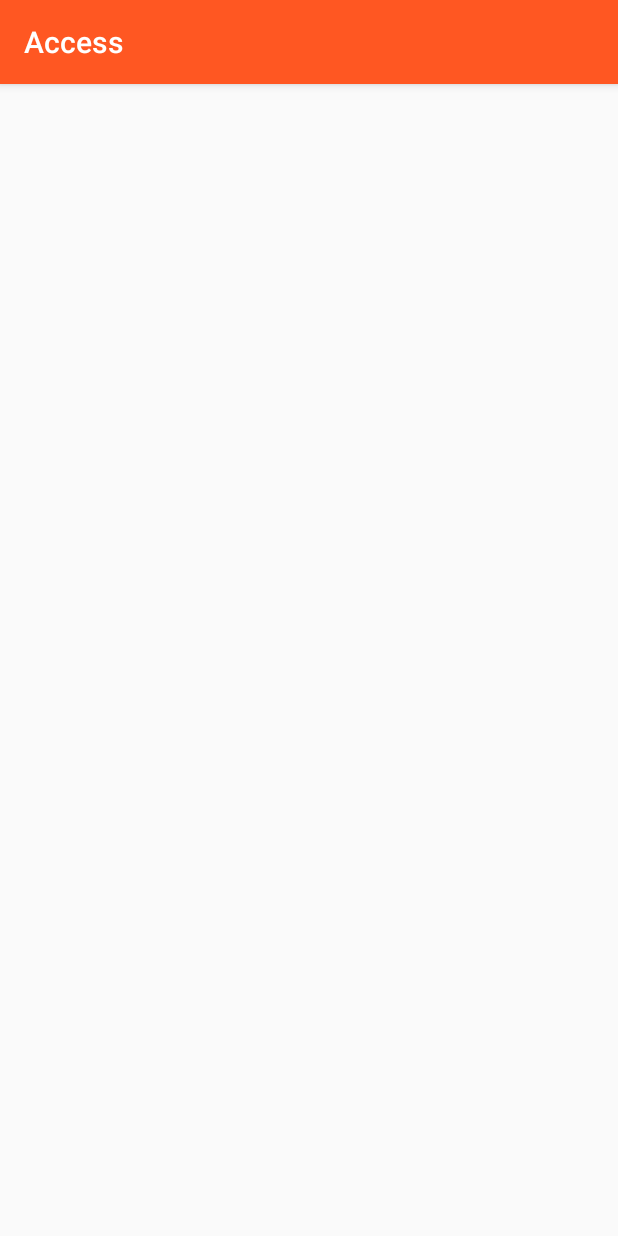
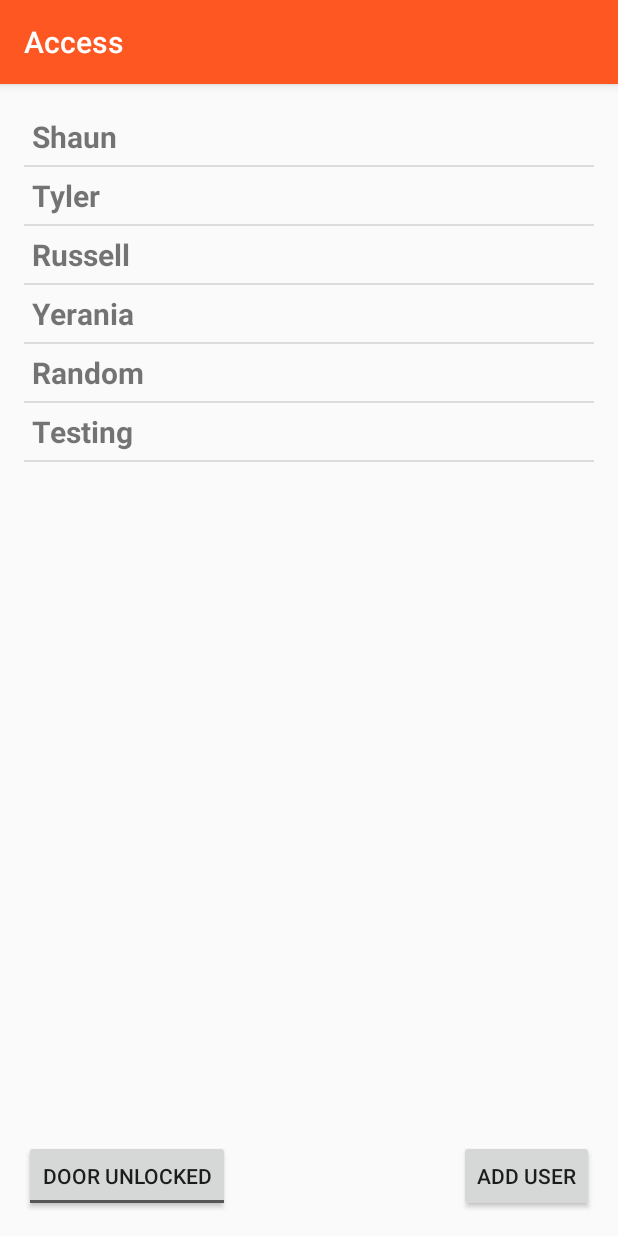
Before and after one commit to hyerania/Vizion, an Android app: the UsersAccess screen opened directly, with no data from a screen before it, on a phone screen of 412 x 824 dp. Run offline under Robolectric (Android 15) with nearby library versions, the phone set to English and light mode, and no system bars.

Commit message:
Implemented Users Access page

```diff
--- a/src/app/VizionApp/app/src/main/AndroidManifest.xml
+++ b/src/app/VizionApp/app/src/main/AndroidManifest.xml
@@ -27,7 +27,7 @@
         <activity
             android:name=".MainActivity"
             android:label="VizionApp"
-            android:theme="@style/AppTheme"></activity>
+            android:theme="@style/AppTheme" />
         <activity
             android:name=".Dashboard"
             android:label="@string/dash_board" />
@@ -36,7 +36,8 @@
             android:label="@string/add_Doors" />
         <activity
             android:name=".UsersAccess"
-            android:label="@string/users_access"></activity>
+            android:label="@string/users_access" />
+        <activity android:name=".AddUserAccess"></activity>
     </application>
 
 </manifest>
--- a/src/app/VizionApp/app/src/main/java/csce462/vizionapp/UsersAccess.java
+++ b/src/app/VizionApp/app/src/main/java/csce462/vizionapp/UsersAccess.java
@@ -1,13 +1,86 @@
 package csce462.vizionapp;
 
+import android.content.Intent;
 import android.support.v7.app.AppCompatActivity;
 import android.os.Bundle;
+import android.util.Log;
+import android.view.View;
+import android.view.ViewGroup;
+import android.widget.BaseAdapter;
+import android.widget.Button;
+import android.widget.ListView;
+import android.widget.TextView;
+import android.widget.ToggleButton;
 
 public class UsersAccess extends AppCompatActivity {
+    private Button btnAddUser;
+    ListView mListAccessView;
+    // @TODO: Need to select from database and pull data from there
+    String[] users = {"Shaun", "Tyler", "Russell", "Yerania", "Random", "Testing"};
+
 
     @Override
     protected void onCreate(Bundle savedInstanceState) {
         super.onCreate(savedInstanceState);
         setContentView(R.layout.activity_users_access);
+
+        //@TODO Must fix when moving to this Intent, transfer over information and use it to display appropriate
+        //@TODO information about the specific door and the actual person that will be accessing
+        mListAccessView = (ListView) findViewById(R.id.access_ListView);
+        UsersAccess.MyCustomAdapter customAdaptor = new UsersAccess.MyCustomAdapter();
+        mListAccessView.setAdapter(customAdaptor);
+
+
+
+        btnAddUser = (Button) findViewById(R.id.btnAddUser);
+        btnAddUser.setOnClickListener(new View.OnClickListener() {
+            public void onClick(View v) {
+                Intent addIntent = new Intent(UsersAccess.this, AddUserAccess.class);
+                startActivity(addIntent);
+            }
+        });
+    }
+
+    public void changeDoorStatus(View view) {
+        boolean isDoorStatusOn = ((ToggleButton)view).isChecked();
+        if(isDoorStatusOn){
+            //Set text to "LOCKED" (off to on)
+            //@TODO Must send signal to turn off
+            Log.i("UserAccess Toggle", "Door locked!");
+        }
+        else{
+            //Set text to "UNLOCKED" (on to off)
+            //@TODO Must send signal to turn status on
+            Log.i("UserAccess Toggle", "Door unlocked!");
+        }
+    }
+
+    private class MyCustomAdapter extends BaseAdapter {
+
+        //Responsible for how many rows in my list
+        @Override
+        public int getCount() {
+            return users.length;
+        }
+
+        @Override
+        public Object getItem(int i) {
+            return i;
+        }
+
+        @Override
+        public long getItemId(int i) {
+            return 0;
+        }
+
+        @Override
+        public View getView(int position, View convertView, ViewGroup viewGroup) {
+            View view = getLayoutInflater().inflate(R.layout.custom_layout_users,null);
+
+            TextView mTextView = (TextView) view.findViewById(R.id.user_name);
+            mTextView.setText(users[position]);
+
+            return view;
+        }
     }
 }
--- a/src/app/VizionApp/app/src/main/res/layout/activity_users_access.xml
+++ b/src/app/VizionApp/app/src/main/res/layout/activity_users_access.xml
@@ -11,4 +11,28 @@
     android:paddingTop="@dimen/activity_vertical_margin"
     tools:context="csce462.vizionapp.UsersAccess">
 
+    <ListView
+        android:id="@+id/access_ListView"
+        android:layout_width="match_parent"
+        android:layout_height="wrap_content"
+        android:layout_above="@+id/toggleBtnDoorStatus"
+        android:layout_alignEnd="@+id/btnAddUser"
+        android:layout_alignParentTop="true"></ListView>
+
+    <ToggleButton
+        android:id="@+id/toggleBtnDoorStatus"
+        android:layout_width="wrap_content"
+        android:layout_height="wrap_content"
+        android:layout_alignParentBottom="true"
+        android:onClick="changeDoorStatus"
+        android:textOff="DOOR UNLOCKED"
+        android:textOn="DOOR LOCKED" />
+
+    <Button
+        android:id="@+id/btnAddUser"
+        android:layout_width="wrap_content"
+        android:layout_height="wrap_content"
+        android:layout_alignParentBottom="true"
+        android:layout_alignParentEnd="true"
+        android:text="Add User" />
 </RelativeLayout>
--- /dev/null
+++ b/src/app/VizionApp/app/src/main/res/layout/custom_layout_users.xml
@@ -0,0 +1,22 @@
+<?xml version="1.0" encoding="utf-8"?>
+<RelativeLayout xmlns:android="http://schemas.android.com/apk/res/android"
+    xmlns:app="http://schemas.android.com/apk/res-auto"
+    android:orientation="vertical" android:layout_width="match_parent"
+    android:layout_height="match_parent">
+
+
+    <TextView
+        android:id="@+id/user_name"
+        android:layout_width="match_parent"
+        android:layout_height="wrap_content"
+        android:layout_alignParentStart="true"
+        android:layout_alignParentTop="true"
+        android:paddingTop="5dp"
+        android:paddingBottom="5dp"
+        android:paddingRight="5dp"
+        android:paddingLeft="5dp"
+        android:text="Name"
+        android:textSize="20sp"
+        android:textStyle="bold" />
+
+</RelativeLayout>
--- a/src/app/VizionApp/app/src/main/res/values/strings.xml
+++ b/src/app/VizionApp/app/src/main/res/values/strings.xml
@@ -5,6 +5,7 @@
     <string name="dash_board">My Doors</string>
     <string name="add_Doors">Add Door</string>
     <string name="users_access">Access</string>
+    <string name="add_users">Add Users</string>
 
     <!-- Strings related to login -->
     <string name="prompt_email">Email</string>
```
Also changed, not shown: src/app/VizionApp/app/src/main/java/csce462/vizionapp/AddUserAccess.java (added, +13 -0 lines), src/app/VizionApp/app/src/main/java/csce462/vizionapp/Dashboard.java (+2 -7 lines), src/app/VizionApp/app/src/main/res/layout/activity_add_user_access.xml (added, +9 -0 lines), src/app/VizionApp/app/src/main/res/layout/custom_layout.xml (+6 -4 lines).
